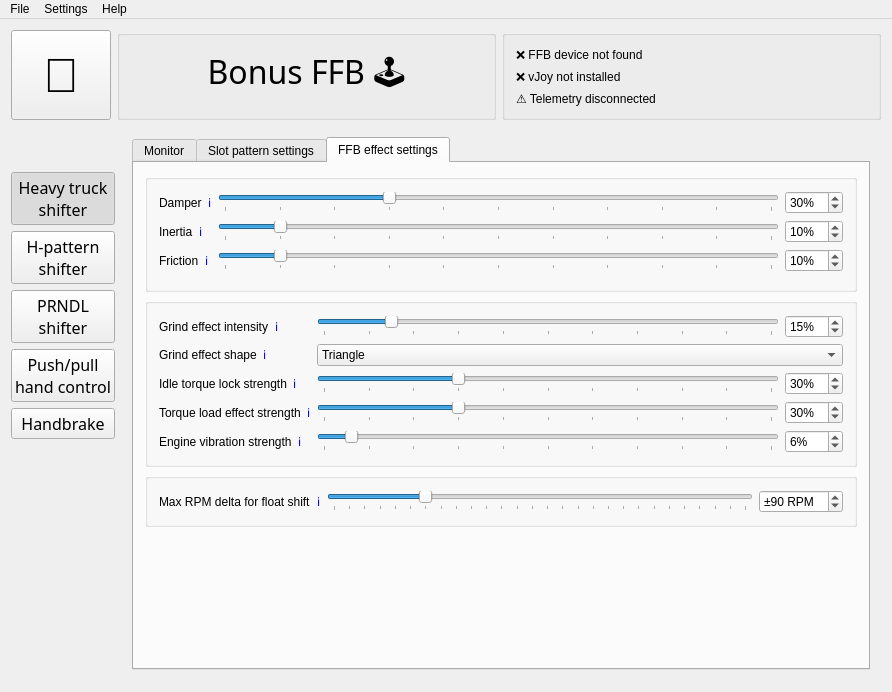
Old version of the form BonusFFB/BonusFFB.ui in the repository kgmonteith/BonusFFB.
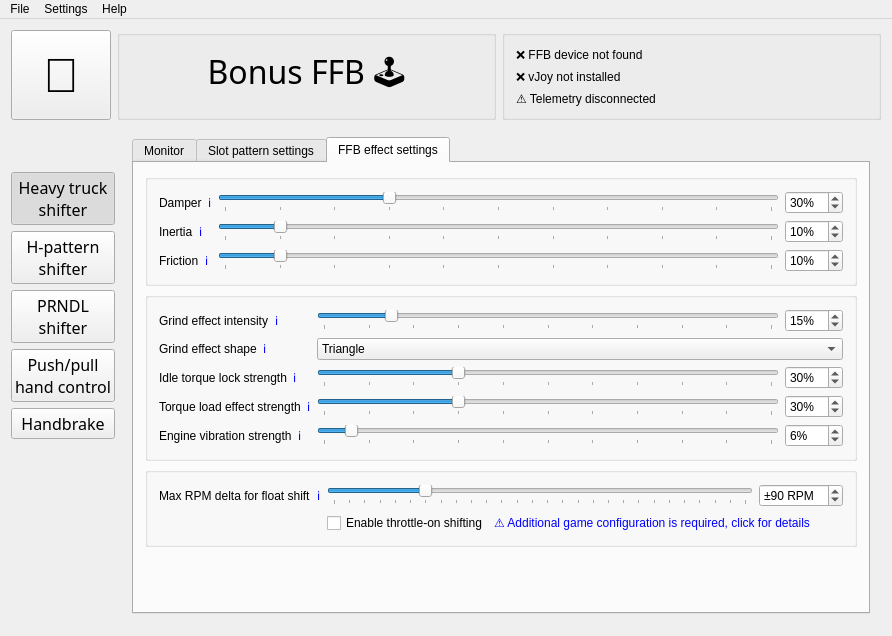
New version of the form. Icons and pictures are not drawn.

Commit message: Added brake axis, pedal values refactor, implemented throttle-on shifting in heavy truck mode

What changed in the file:
```diff
--- a/BonusFFB/BonusFFB.ui
+++ b/BonusFFB/BonusFFB.ui
@@ -7,7 +7,7 @@
     <x>0</x>
     <y>0</y>
     <width>892</width>
-    <height>692</height>
+    <height>636</height>
    </rect>
   </property>
   <property name="windowTitle">
@@ -697,7 +697,7 @@
               <property name="title">
                <string/>
               </property>
-              <layout class="QFormLayout" name="formLayout_10">
+              <layout class="QFormLayout" name="formLayout_4">
                <item row="0" column="0">
                 <layout class="QHBoxLayout" name="horizontalLayout_35">
                  <item>
@@ -869,9 +869,6 @@
                  </item>
                 </layout>
                </item>
-               <item row="3" column="0">
-                <layout class="QHBoxLayout" name="horizontalLayout_59"/>
-               </item>
               </layout>
              </widget>
             </item>
@@ -1168,7 +1165,7 @@
               <property name="title">
                <string/>
               </property>
-              <layout class="QFormLayout" name="formLayout_12">
+              <layout class="QFormLayout" name="formLayout_3">
                <item row="0" column="0">
                 <layout class="QHBoxLayout" name="horizontalLayout_41">
                  <item>
@@ -1235,6 +1232,43 @@
                  </item>
                 </layout>
                </item>
+               <item row="2" column="1">
+                <layout class="QHBoxLayout" name="horizontalLayout_61">
+                 <item>
+                  <widget class="QCheckBox" name="heavytruck_throttleOnShiftingCheckbox">
+                   <property name="text">
+                    <string>Enable throttle-on shifting</string>
+                   </property>
+                  </widget>
+                 </item>
+                 <item>
+                  <widget class="QLabel" name="heavytruck_throttleOnShiftingLabel">
+                   <property name="enabled">
+                    <bool>true</bool>
+                   </property>
+                   <property name="text">
+                    <string>&lt;a href=&quot;https://kgmonteith.github.io/BonusFFB/heavytruck/#throttle-on-shifting&quot; style=&quot;text-decoration: none;&quot;&gt;⚠️ Additional game configuration is required, click for details&lt;/a&gt;</string>
+                   </property>
+                   <property name="openExternalLinks">
+                    <bool>true</bool>
+                   </property>
+                  </widget>
+                 </item>
+                 <item>
+                  <spacer name="horizontalSpacer">
+                   <property name="orientation">
+                    <enum>Qt::Orientation::Horizontal</enum>
+                   </property>
+                   <property name="sizeHint" stdset="0">
+                    <size>
+                     <width>40</width>
+                     <height>20</height>
+                    </size>
+                   </property>
+                  </spacer>
+                 </item>
+                </layout>
+               </item>
               </layout>
              </widget>
             </item>
```
Left out of the diff: 19 changed lines with no effect on the pictures. The commit also changes 18 other files.
